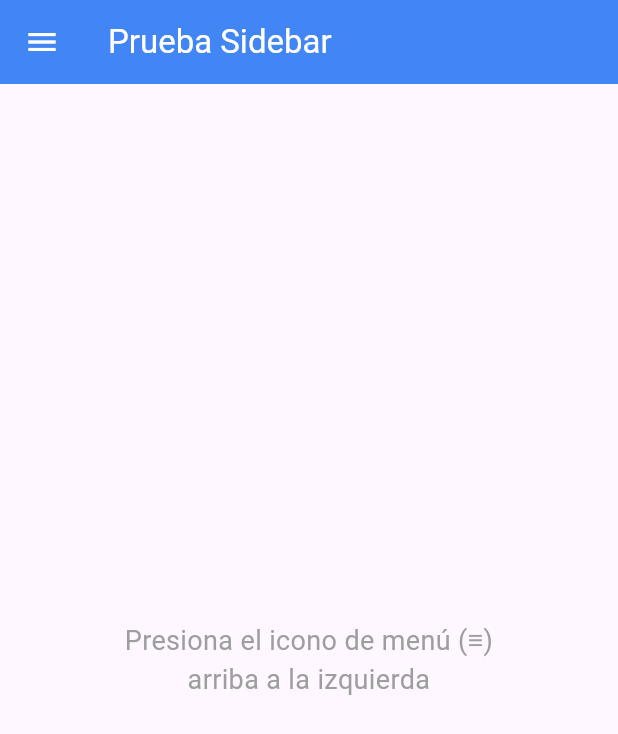
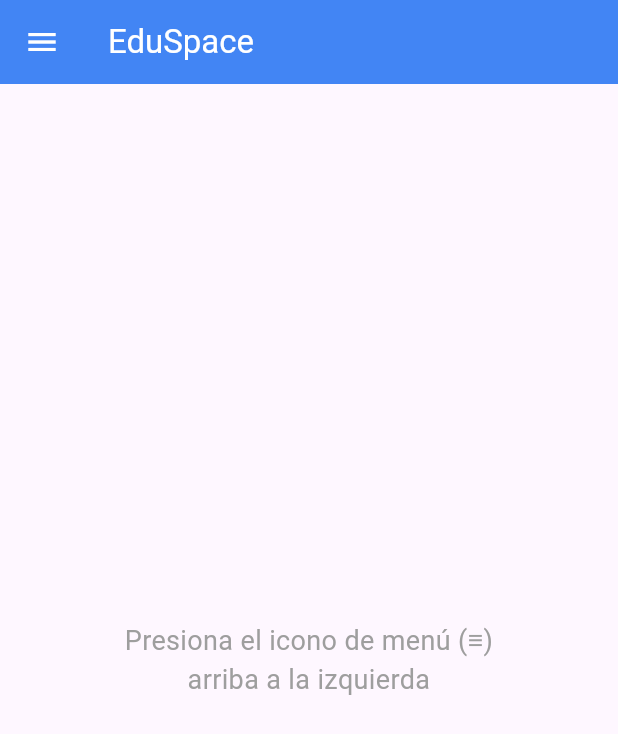
Before and after one commit to AplicacionesMovilesOrg/eduspace-flutter-app, a Flutter app: the screen it shows after launch, on a phone screen of 412 x 824 dp. Shown: the top 734 px of the screen. Run offline on Flutter 3.47's test engine with Material 3 defaults, Android fonts, the light colour scheme and no system bars.

Commit message:
refactor: changed title appbar in main.dart

```diff
--- a/lib/main.dart
+++ b/lib/main.dart
@@ -16,7 +16,7 @@ class MainApp extends StatelessWidget {
         drawer: const SideMenu(),
 
         appBar: AppBar(
-          title: const Text('Prueba Sidebar'),
+          title: const Text('EduSpace'),
           backgroundColor: const Color(0xFF4285F4), // Azul Eduspace
           foregroundColor: Colors.white,
         ),
```
